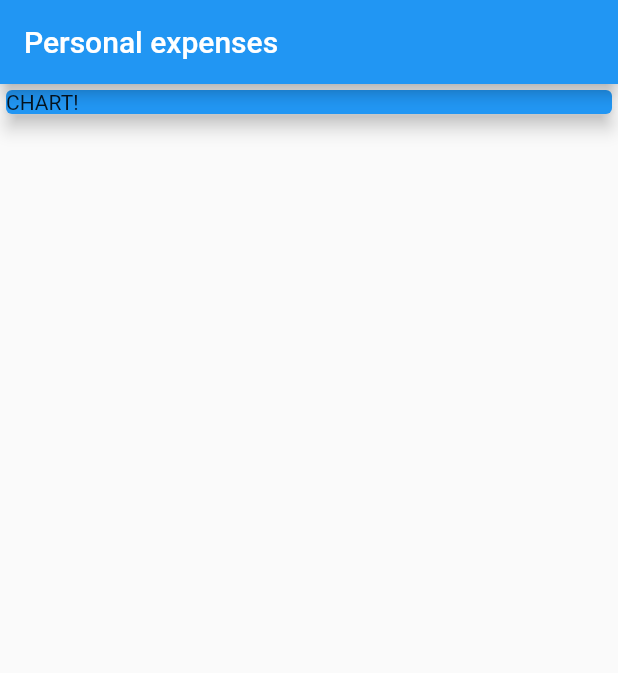
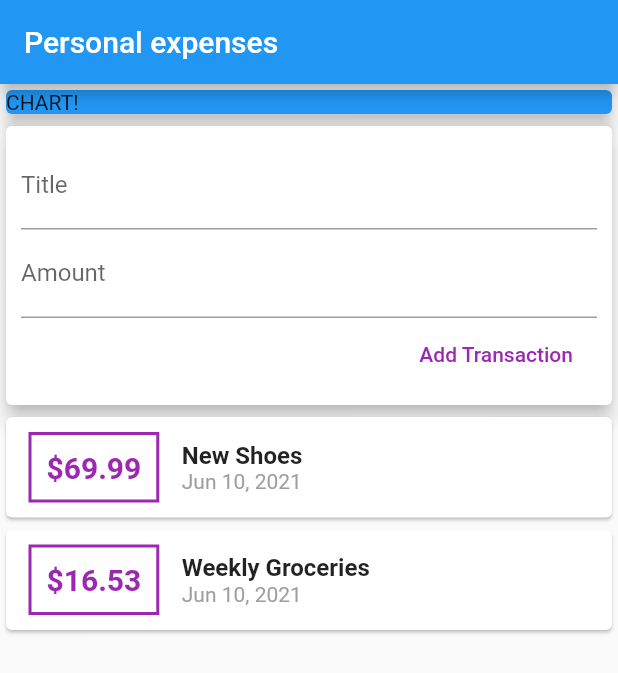
Before and after one commit to ixsho/personal_expenses, a Flutter app: the screen it shows after launch, on a phone screen of 412 x 824 dp. Shown: the top 673 px of the screen. Run offline on Flutter 3.47's test engine with Material 2 defaults, Android fonts, the phone set to English and light mode, and no system bars.

Commit message:
Add: register the entered data

```diff
--- a/lib/main.dart
+++ b/lib/main.dart
@@ -1,5 +1,6 @@
 import 'package:flutter/gestures.dart';
 import 'package:flutter/material.dart';
+import './widgets/user_transactions.dart';
 
 void main() => runApp(MyApp());
 
@@ -36,6 +37,7 @@ class MyHomePage extends StatelessWidget {
                 elevation: 5,
               ),
             ),
+            UserTransactions()
           ]),
     );
   }
--- a/lib/widgets/new_transaction.dart
+++ b/lib/widgets/new_transaction.dart
@@ -1,8 +1,11 @@
 import 'package:flutter/material.dart';
 
 class NewTransaction extends StatelessWidget {
+  final Function addTx;
   final titleController = TextEditingController();
   final amountController = TextEditingController();
+
+  NewTransaction(this.addTx);
 
   @override
   Widget build(BuildContext context) {
@@ -27,8 +30,10 @@ class NewTransaction extends StatelessWidget {
             ),
             FlatButton(
               onPressed: () {
-                print(titleController.text);
-                print(amountController.text);
+                addTx(
+                  titleController.text,
+                  double.parse(amountController.text),
+                );
               },
               child: Text('Add Transaction'),
               textColor: Colors.purple,
--- a/lib/widgets/user_transactions.dart
+++ b/lib/widgets/user_transactions.dart
@@ -23,11 +23,24 @@ class _UserTransactionsState extends State<UserTransactions> {
       date: DateTime.now(),
     ),
   ];
+
+  void _addNewTransaction(String txTitle, double txAmount) {
+    final newTx = Transaction(
+      id: DateTime.now().toString(),
+      title: txTitle,
+      amount: txAmount,
+      date: DateTime.now(),
+    );
+    setState(() {
+      _userTransactions.add(newTx);
+    });
+  }
+
   @override
   Widget build(BuildContext context) {
     return Column(
       children: <Widget>[
-        NewTransaction(),
+        NewTransaction(_addNewTransaction),
         TransactionList(_userTransactions),
       ],
     );
```
